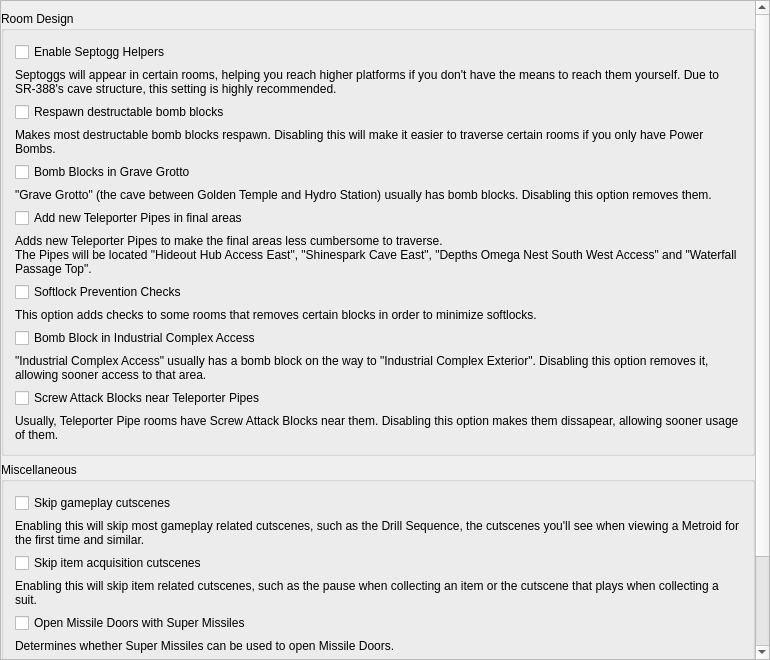
This is randovania/gui/ui_files/preset_am2r_patches.ui in randovania/randovania as Qt 5 draws it before an edit. The edited form follows.
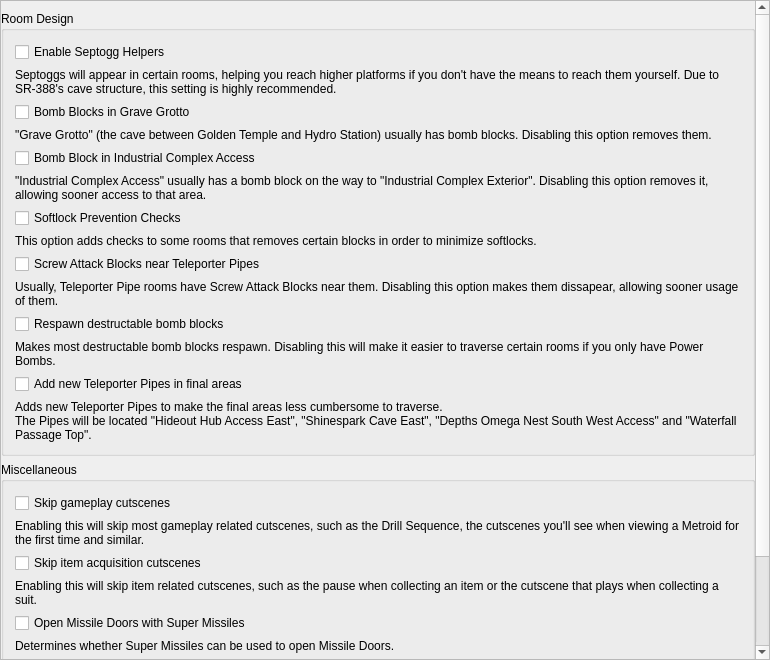
This is the edited form.

Commit message: AM2R: Fix small typo + sort patcher options

```diff
--- a/randovania/gui/ui_files/preset_am2r_patches.ui
+++ b/randovania/gui/ui_files/preset_am2r_patches.ui
@@ -99,23 +99,6 @@
              </property>
             </widget>
            </item>
-           <item>
-            <widget class="QCheckBox" name="respawn_bomb_blocks_check">
-             <property name="text">
-              <string>Respawn destructable bomb blocks</string>
-             </property>
-            </widget>
-           </item>
-           <item>
-            <widget class="QLabel" name="respawn_bomb_blocks_label">
-             <property name="text">
-              <string>&lt;html&gt;&lt;head/&gt;&lt;body&gt;&lt;p&gt;Makes most destructable bomb blocks respawn. Disabling this will make it easier to traverse certain rooms if you only have Power Bombs.&lt;/p&gt;&lt;/body&gt;&lt;/html&gt;</string>
-             </property>
-             <property name="wordWrap">
-              <bool>true</bool>
-             </property>
-            </widget>
-           </item>
            <item>
             <widget class="QCheckBox" name="grave_grotto_blocks_check">
              <property name="text">
@@ -133,40 +116,6 @@
              </property>
             </widget>
            </item>
-           <item>
-            <widget class="QCheckBox" name="nest_pipes_check">
-             <property name="text">
-              <string>Add new Teleporter Pipes in final areas</string>
-             </property>
-            </widget>
-           </item>
-           <item>
-            <widget class="QLabel" name="nest_pipes_label">
-             <property name="text">
-              <string>&lt;html&gt;&lt;head/&gt;&lt;body&gt;&lt;p&gt;Adds new Teleporter Pipes to make the final areas less cumbersome to traverse.&lt;br/&gt;The Pipes will be located &amp;quot;Hideout Hub Access East&amp;quot;, &amp;quot;Shinespark Cave East&amp;quot;, &amp;quot;Depths Omega Nest South West Access&amp;quot; and &amp;quot;Waterfall Passage Top&amp;quot;.&lt;/p&gt;&lt;/body&gt;&lt;/html&gt;</string>
-             </property>
-             <property name="wordWrap">
-              <bool>true</bool>
-             </property>
-            </widget>
-           </item>
-           <item>
-            <widget class="QCheckBox" name="softlock_prevention_blocks_check">
-             <property name="text">
-              <string>Softlock Prevention Checks</string>
-             </property>
-            </widget>
-           </item>
-           <item>
-            <widget class="QLabel" name="softlock_prevention_blocks_label">
-             <property name="text">
-              <string>This option adds checks to some rooms that removes certain blocks in order to minimize softlocks.</string>
-             </property>
-             <property name="wordWrap">
-              <bool>true</bool>
-             </property>
-            </widget>
-           </item>
            <item>
             <widget class="QCheckBox" name="a3_entrance_blocks_check">
              <property name="text">
@@ -184,6 +133,23 @@
              </property>
             </widget>
            </item>
+           <item>
+            <widget class="QCheckBox" name="softlock_prevention_blocks_check">
+             <property name="text">
+              <string>Softlock Prevention Checks</string>
+             </property>
+            </widget>
+           </item>
+           <item>
+            <widget class="QLabel" name="softlock_prevention_blocks_label">
+             <property name="text">
+              <string>This option adds checks to some rooms that removes certain blocks in order to minimize softlocks.</string>
+             </property>
+             <property name="wordWrap">
+              <bool>true</bool>
+             </property>
+            </widget>
+           </item>
            <item>
             <widget class="QCheckBox" name="screw_blocks_check">
              <property name="text">
@@ -201,6 +167,40 @@
              </property>
             </widget>
            </item>
+           <item>
+            <widget class="QCheckBox" name="respawn_bomb_blocks_check">
+             <property name="text">
+              <string>Respawn destructable bomb blocks</string>
+             </property>
+            </widget>
+           </item>
+           <item>
+            <widget class="QLabel" name="respawn_bomb_blocks_label">
+             <property name="text">
+              <string>&lt;html&gt;&lt;head/&gt;&lt;body&gt;&lt;p&gt;Makes most destructable bomb blocks respawn. Disabling this will make it easier to traverse certain rooms if you only have Power Bombs.&lt;/p&gt;&lt;/body&gt;&lt;/html&gt;</string>
+             </property>
+             <property name="wordWrap">
+              <bool>true</bool>
+             </property>
+            </widget>
+           </item>
+           <item>
+            <widget class="QCheckBox" name="nest_pipes_check">
+             <property name="text">
+              <string>Add new Teleporter Pipes in final areas</string>
+             </property>
+            </widget>
+           </item>
+           <item>
+            <widget class="QLabel" name="nest_pipes_label">
+             <property name="text">
+              <string>&lt;html&gt;&lt;head/&gt;&lt;body&gt;&lt;p&gt;Adds new Teleporter Pipes to make the final areas less cumbersome to traverse.&lt;br/&gt;The Pipes will be located &amp;quot;Hideout Hub Access East&amp;quot;, &amp;quot;Shinespark Cave East&amp;quot;, &amp;quot;Depths Omega Nest South West Access&amp;quot; and &amp;quot;Waterfall Passage Top&amp;quot;.&lt;/p&gt;&lt;/body&gt;&lt;/html&gt;</string>
+             </property>
+             <property name="wordWrap">
+              <bool>true</bool>
+             </property>
+            </widget>
+           </item>
           </layout>
          </widget>
         </item>
```
The commit also changes 1 other file.
